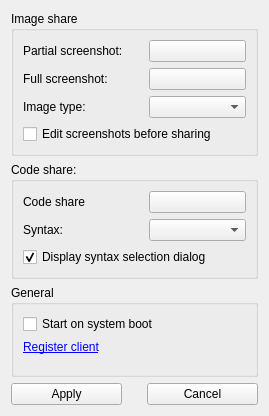
First picture: the form in client/config.ui, repository bakwc/Pastexen, before the edit.
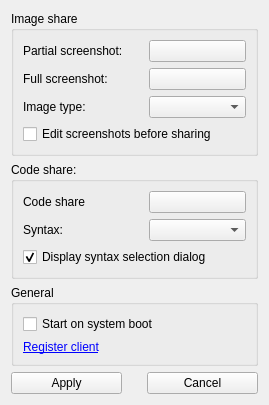
Second picture: the form after the edit. Icons and pictures are not drawn.

```diff
--- a/client/config.ui
+++ b/client/config.ui
@@ -7,7 +7,7 @@
     <x>0</x>
     <y>0</y>
     <width>269</width>
-    <height>416</height>
+    <height>375</height>
    </rect>
   </property>
   <property name="sizePolicy">
```
